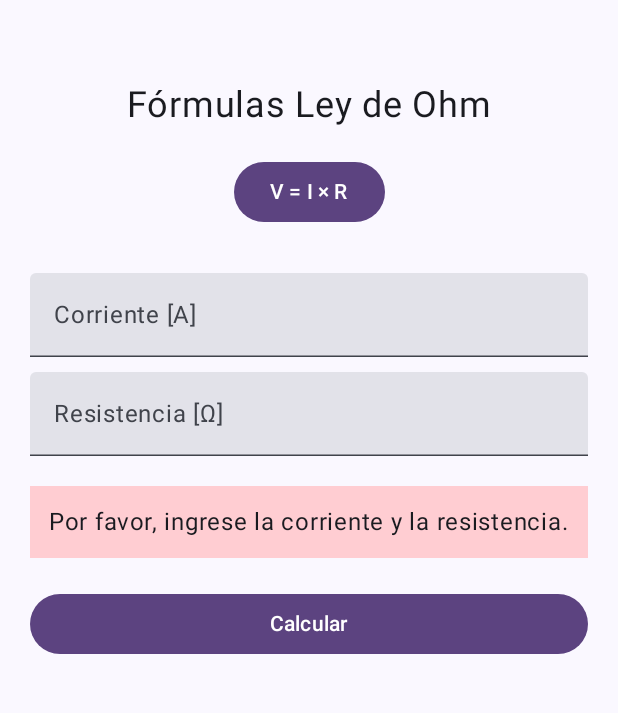
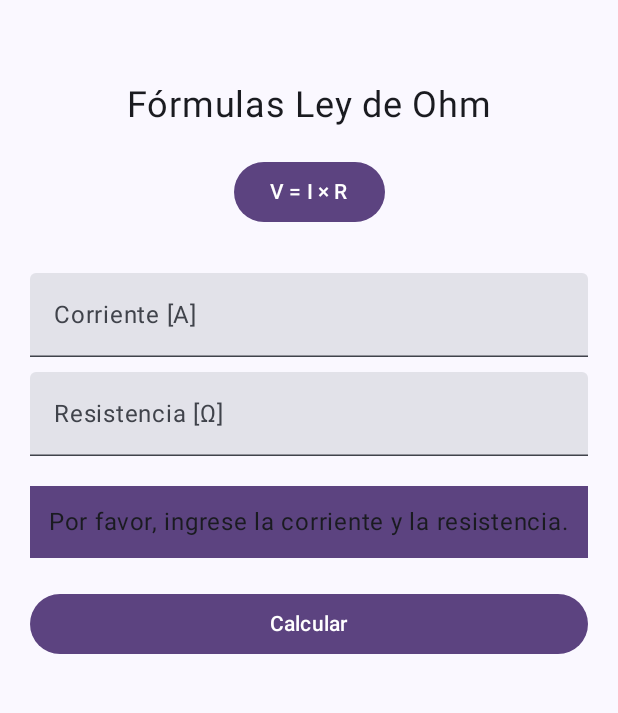
Before and after one commit to Alejandro-Vigi/VigiForm, an Android app built with Jetpack Compose: the screen it shows after launch (MainActivity), after a tap on "Calcular", on a phone screen of 412 x 824 dp, the part 96-809 px from its top. Run offline under Robolectric (Android 15) with nearby library versions, the phone set to English and light mode, and no system bars.

Commit message:
Eliminando hardcoding de colores en MainActivity y OhmsLawScreen.

```diff
--- a/app/src/main/java/com/example/vigiform/MainActivity.kt
+++ b/app/src/main/java/com/example/vigiform/MainActivity.kt
@@ -31,7 +31,6 @@ import androidx.compose.material3.TopAppBar
 import androidx.compose.material3.TopAppBarDefaults
 import androidx.compose.runtime.rememberCoroutineScope
 import androidx.compose.ui.Modifier
-import androidx.compose.ui.graphics.Color
 import androidx.compose.ui.platform.LocalContext
 import androidx.compose.ui.res.colorResource
 import androidx.compose.ui.res.stringResource
@@ -140,9 +139,9 @@ fun NavDrawer() {
                     },
                     colors = TopAppBarDefaults.topAppBarColors(
                         containerColor = colorResource(id = R.color.purple_default),
-                        titleContentColor = Color.White,
-                        navigationIconContentColor = Color.White,
-                        actionIconContentColor = Color.White
+                        titleContentColor = colorResource(id = R.color.white),
+                        navigationIconContentColor = colorResource(id = R.color.white),
+                        actionIconContentColor = colorResource(id = R.color.white)
                     )
                 )
             }
--- a/app/src/main/java/com/example/vigiform/screens/OhmsLawScreen.kt
+++ b/app/src/main/java/com/example/vigiform/screens/OhmsLawScreen.kt
@@ -27,8 +27,8 @@ import androidx.compose.ui.text.input.KeyboardType
 import androidx.compose.ui.unit.dp
 import androidx.compose.ui.unit.sp
 import androidx.compose.material3.*
-import androidx.compose.ui.graphics.Color
 import androidx.compose.ui.platform.LocalFocusManager
+import androidx.compose.ui.res.colorResource
 import androidx.compose.ui.res.stringResource
 import androidx.compose.ui.text.style.TextAlign
 import com.example.vigiform.R
@@ -94,8 +94,8 @@ fun OhmsLawScreen() {
             Button(
                 onClick = { expanded = true },
                 colors = ButtonDefaults.buttonColors(
-                    containerColor = Color(red = 92, green = 67, blue = 128),
-                    contentColor = Color.White
+                    containerColor = colorResource(id = R.color.purple_dark),
+                    contentColor = colorResource(id = R.color.white)
                 )
             ) {
                 Text(selectedForm)
@@ -182,7 +182,7 @@ fun OhmsLawScreen() {
                 Box(
                     modifier = Modifier
                         .fillMaxWidth()
-                        .background(Color(0xFFFFCDD2))
+                        .background(colorResource(id = R.color.red_error))
                         .padding(12.dp),
                     contentAlignment = Alignment.Center
                 ) {
@@ -192,7 +192,7 @@ fun OhmsLawScreen() {
                 Box(
                     modifier = Modifier
                         .fillMaxWidth()
-                        .background(Color(0xFFFFCDD2))
+                        .background(colorResource(id = R.color.red_error))
                         .padding(12.dp),
                     contentAlignment = Alignment.Center
                 ) {
@@ -202,7 +202,7 @@ fun OhmsLawScreen() {
                 Box(
                     modifier = Modifier
                         .fillMaxWidth()
-                        .background(Color(0xFFFFCDD2))
+                        .background(colorResource(id = R.color.red_error))
                         .padding(12.dp),
                     contentAlignment = Alignment.Center
                 ) {
@@ -212,7 +212,7 @@ fun OhmsLawScreen() {
                 Box(
                     modifier = Modifier
                         .fillMaxWidth()
-                        .background(Color(0xFFFFCDD2))
+                        .background(colorResource(id = R.color.red_error))
                         .padding(12.dp),
                     contentAlignment = Alignment.Center
                 ) {
@@ -222,7 +222,7 @@ fun OhmsLawScreen() {
                 Box(
                     modifier = Modifier
                         .fillMaxWidth()
-                        .background(Color(0xFFFFCDD2))
+                        .background(colorResource(id = R.color.red_error))
                         .padding(12.dp),
                     contentAlignment = Alignment.Center
                 ) {
@@ -232,7 +232,7 @@ fun OhmsLawScreen() {
                 Box(
                     modifier = Modifier
                         .fillMaxWidth()
-                        .background(Color(0xFFFFCDD2)) // Rojo claro
+                        .background(colorResource(id = R.color.red_error))
                         .padding(12.dp),
                     contentAlignment = Alignment.Center
                 ) {
@@ -242,7 +242,7 @@ fun OhmsLawScreen() {
                 Box(
                     modifier = Modifier
                         .fillMaxWidth()
-                        .background(Color(0xFFFFCDD2)) // Rojo claro
+                        .background(colorResource(id = R.color.red_error))
                         .padding(12.dp),
                     contentAlignment = Alignment.Center
                 ) {
@@ -306,8 +306,8 @@ fun OhmsLawScreen() {
                 }
             },
             colors = ButtonDefaults.buttonColors(
-                containerColor = Color(red = 92, green = 67, blue = 128),
-                contentColor = Color.White
+                containerColor = (colorResource(id = R.color.purple_dark)),
+                contentColor = colorResource(id = R.color.white)
             ),
             modifier = Modifier
                 .padding(top = 20.dp)
--- a/app/src/main/res/values/strings.xml
+++ b/app/src/main/res/values/strings.xml
@@ -118,6 +118,9 @@
     <string name="share_link2">https://github.com/Alejandro-Vigi/VigiForm</string>
 
     <!-- Colores -->
-    <color name="purple_default">#7A629C</color>
+    <color name="purple_default">#7a629c</color>
+    <color name="white">#ffffff</color>
+    <color name="purple_dark">#5c4380</color>
+    <color name="red_error">#5c4380</color>
 
 </resources>
```
